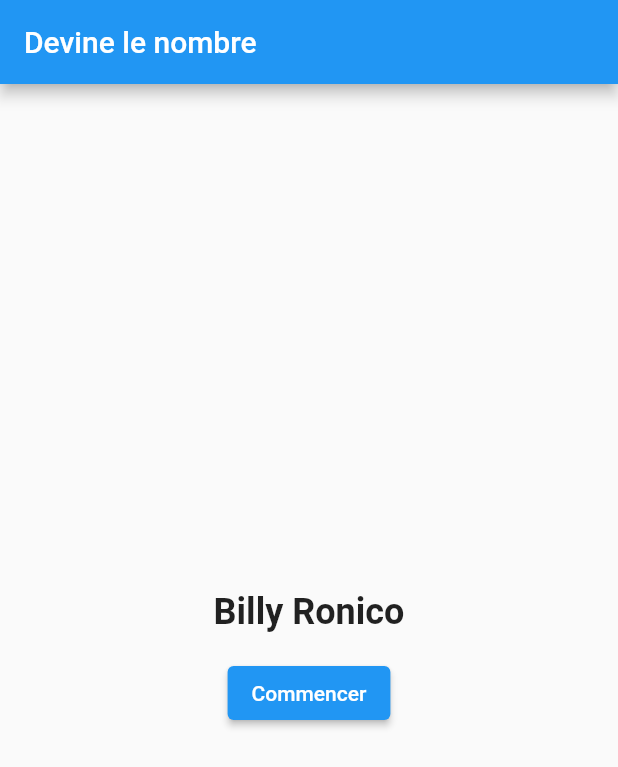
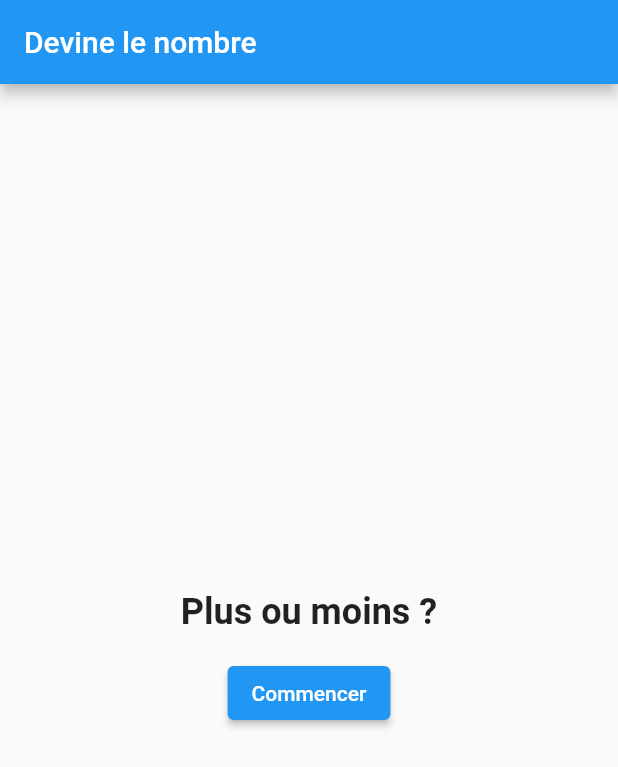
Before and after one commit to BillyRonico412/plus-ou-moins-flutter, a Flutter app: the screen it shows after launch, on a phone screen of 412 x 824 dp. Shown: the top 767 px of the screen. Run offline on Flutter 3.47's test engine with Material 3 defaults, Android fonts, the phone set to English and light mode, and no system bars; our stand-ins replace awesome_snackbar_content, go_router.

Commit message:
swith remote

```diff
--- a/lib/pages/MainPage.dart
+++ b/lib/pages/MainPage.dart
@@ -15,7 +15,7 @@ class MainPage extends StatelessWidget {
         crossAxisAlignment: CrossAxisAlignment.center,
         children: [
           const Center(
-              child: Text("Billy Ronico",
+              child: Text("Plus ou moins ?",
                   style: TextStyle(
                     fontSize: 24,
                     fontWeight: FontWeight.bold,
--- a/lib/pages/VictoryPage.dart
+++ b/lib/pages/VictoryPage.dart
@@ -7,6 +7,6 @@ class VictoryPage extends StatelessWidget {
   @override
   Widget build(BuildContext context) {
     return const FinalPage(
-        message: "Vous n'avez pas trouvé le bon nombre", title: "Défaite");
+        message: "Vous avez trouvé le bon nombre", title: "Victoire");
   }
 }
```
